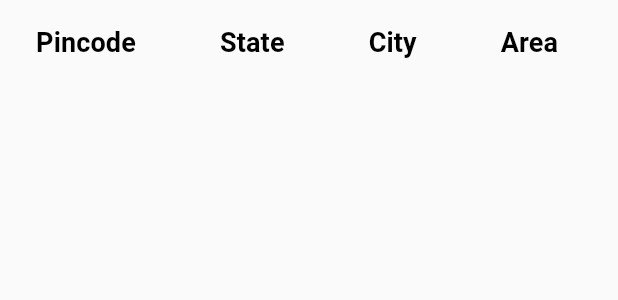
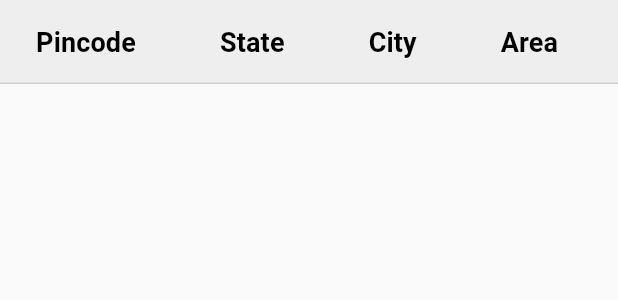
Before and after one commit to hrajwade96/pin_code_fetcher, a Flutter app: the GenerateAddressOutput widget shown alone on an empty page, opened directly with empty values, on a phone screen of 412 x 824 dp. Shown: the top 300 px of the screen. Run offline on Flutter 3.47's test engine with Material 2 defaults, Android fonts, the phone set to English and light mode, and no system bars; our stand-ins replace flutter_mobx, loading_animation_widget, mobx.

Commit message:
added custom styles

```diff
--- /dev/null
+++ b/pincode_fetcher/lib/theme/custom_theme.dart
@@ -0,0 +1,11 @@
+// style.dart
+import 'package:flutter/material.dart';
+
+const TextStyle kTableHeaderTextStyle = TextStyle(
+  fontSize: 18,
+  fontWeight: FontWeight.bold,
+);
+
+Color kTableHeaderColor = Colors.grey.shade200;
+
+// You can add more styles and themes as required for your app
--- a/pincode_fetcher/lib/widgets/output.dart
+++ b/pincode_fetcher/lib/widgets/output.dart
@@ -1,76 +1,72 @@
+// Import the style file
 import 'package:flutter/material.dart';
+import '../theme/custom_theme.dart';
 import 'selectable_text.dart' as st;
 import '../model/location_details.dart';
 
 class GenerateAddressOutput extends StatefulWidget {
-  const GenerateAddressOutput({super.key, required this.data});
+  const GenerateAddressOutput({Key? key, required this.data}) : super(key: key);
   final LocationData data;
+
   @override
-  DataTableExample createState() => DataTableExample();
+  _GenerateAddressOutputState createState() => _GenerateAddressOutputState();
 }
 
-class DataTableExample extends State<GenerateAddressOutput> {
-  // final List<DataRow> dataList= widget.data;
+class _GenerateAddressOutputState extends State<GenerateAddressOutput> {
+  late List<DataRow> _dataRows;
 
   @override
-  Widget build(BuildContext context) {
-    final ScrollController controller1 = ScrollController();
-    final ScrollController controller2 = ScrollController();
-
-    return Scrollbar(
-      child: SingleChildScrollView(
-        controller: controller2,
-        child: SingleChildScrollView(
-          scrollDirection: Axis.horizontal,
-          controller: controller1,
-          child:
-              // const Center(
-              //     child: SizedBox(
-              //   child: Text(
-              //     'Location Details',
-              //     style: TextStyle(fontSize: 25, fontWeight: FontWeight.bold),
-              //   ),
-              // )),
-              DataTable(
-            columns: const [
-              DataColumn(
-                  label: Text('Pincode',
-                      style: TextStyle(
-                          fontSize: 18, fontWeight: FontWeight.bold))),
-              DataColumn(
-                  label: Text('State',
-                      style: TextStyle(
-                          fontSize: 18, fontWeight: FontWeight.bold))),
-              DataColumn(
-                  label: Text('City',
-                      style: TextStyle(
-                          fontSize: 18, fontWeight: FontWeight.bold))),
-              DataColumn(
-                  label: Text('Area',
-                      style: TextStyle(
-                          fontSize: 18, fontWeight: FontWeight.bold))),
-              DataColumn(
-                  label: Text('Locality',
-                      style:
-                          TextStyle(fontSize: 18, fontWeight: FontWeight.bold)))
-            ],
-            rows: [
-              if (widget.data.results != null)
-                for (var i in widget.data.results!) _buildTableRow(i)
-            ],
-          ),
-        ),
-      ),
-    );
+  void initState() {
+    super.initState();
+    _dataRows = widget.data.results?.map(_buildTableRow).toList() ?? [];
   }
 
   DataRow _buildTableRow(Results result) {
     return DataRow(cells: [
-      DataCell((st.Selectable(result.postalCode ?? ''))),
+      DataCell(st.Selectable(result.postalCode ?? '')),
       DataCell(st.Selectable(result.adminName1 ?? '')),
       DataCell(st.Selectable(result.adminName2 ?? '')),
       DataCell(st.Selectable(result.adminName3 ?? '')),
       DataCell(st.Selectable(result.placeName ?? '')),
     ]);
   }
+
+  @override
+  Widget build(BuildContext context) {
+    return LayoutBuilder(
+      builder: (context, constraints) {
+        return SingleChildScrollView(
+          scrollDirection: Axis.vertical,
+          child: SingleChildScrollView(
+            scrollDirection: Axis.horizontal,
+            child: ConstrainedBox(
+              constraints: BoxConstraints(minWidth: constraints.maxWidth),
+              child: DataTable(
+                showBottomBorder: true,
+                headingRowColor: MaterialStateProperty.all(kTableHeaderColor),
+                columns: const <DataColumn>[
+                  DataColumn(
+                    label: Text('Pincode', style: kTableHeaderTextStyle),
+                  ),
+                  DataColumn(
+                    label: Text('State', style: kTableHeaderTextStyle),
+                  ),
+                  DataColumn(
+                    label: Text('City', style: kTableHeaderTextStyle),
+                  ),
+                  DataColumn(
+                    label: Text('Area', style: kTableHeaderTextStyle),
+                  ),
+                  DataColumn(
+                    label: Text('Locality', style: kTableHeaderTextStyle),
+                  ),
+                ],
+                rows: _dataRows,
+              ),
+            ),
+          ),
+        );
+      },
+    );
+  }
 }
```
